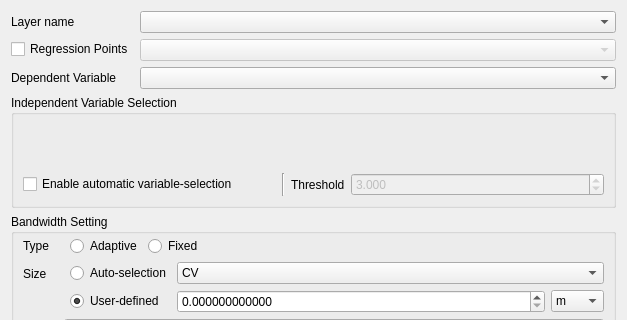
Before: the Qt Designer form gwmgwroptionsdialog.ui in GWmodel-Lab/GWmodelS, drawn with Qt 5; both pictures show x 0 to 627 and y 0 to 320 of the 627 by 736 pixel window.
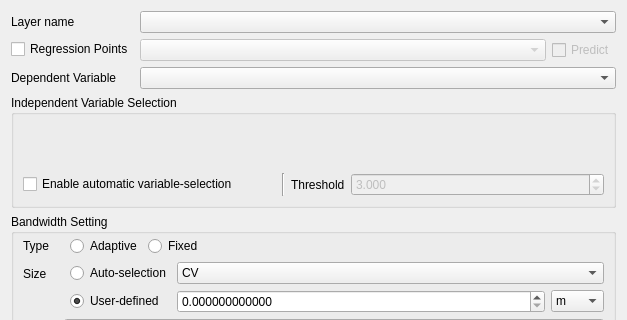
After: the same form once the commit is applied. Custom widgets are drawn as their Qt base class.

Commit message: 新增：GWR Predict 选项

What changed in the file:
```diff
--- a/gwmgwroptionsdialog.ui
+++ b/gwmgwroptionsdialog.ui
@@ -50,11 +50,31 @@
       </widget>
      </item>
      <item row="1" column="1">
+      <layout class="QHBoxLayout" name="horizontalLayout_8">
+       <item>
       <widget class="QComboBox" name="cmbRegressionLayerSelect">
        <property name="enabled">
         <bool>false</bool>
        </property>
       </widget>
+       </item>
+       <item>
+        <widget class="QCheckBox" name="ckbPredict">
+         <property name="enabled">
+          <bool>false</bool>
+         </property>
+         <property name="sizePolicy">
+          <sizepolicy hsizetype="Fixed" vsizetype="Fixed">
+           <horstretch>0</horstretch>
+           <verstretch>0</verstretch>
+          </sizepolicy>
+         </property>
+         <property name="text">
+          <string>Predict</string>
+         </property>
+        </widget>
+       </item>
+      </layout>
      </item>
     </layout>
    </item>
```
Lines whose indentation alone changed are shown as unchanged. The commit also changes 4 other files.
